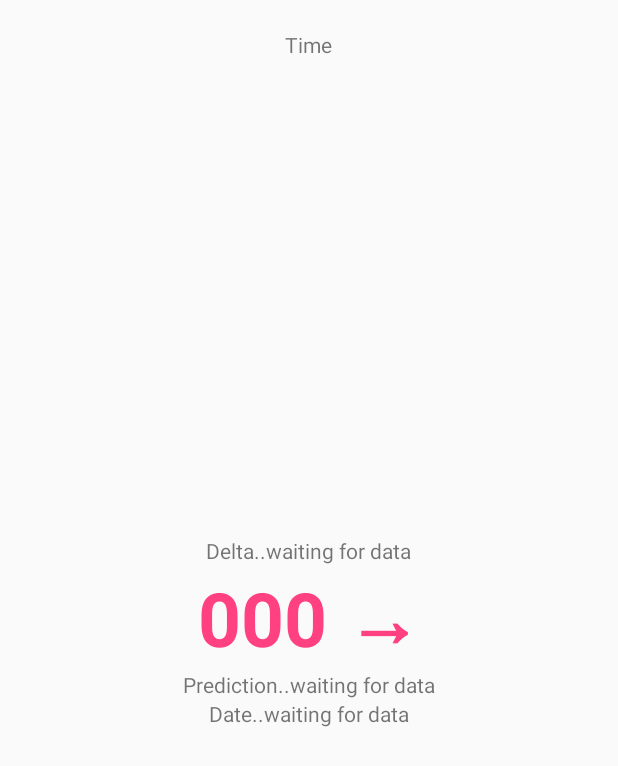
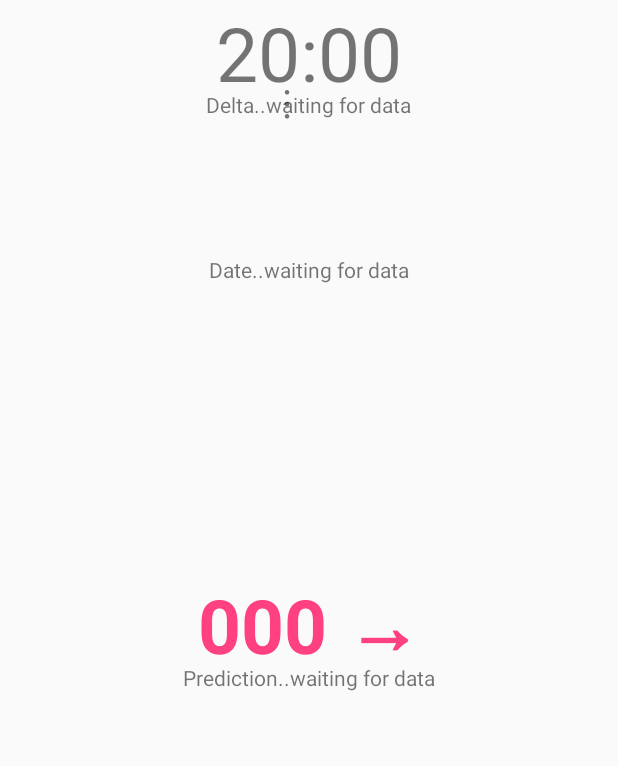
Before and after one commit to Klaus3d3/XdripWidgetForAmazfit-Klaus, an Android app: the layout nightscoout_page.xml on its own in the app's theme, with its tools: preview values and no code run, on a phone screen of 412 x 824 dp. Shown: the top 766 px of the screen. Run offline under Robolectric (Android 15) with nearby library versions, the phone set to English and light mode, and no system bars.

Commit message:
Update
make sure to use this only with my fork of xDrip+. It's not merged into the main master-repository, yet.

```diff
--- a/app/build.gradle
+++ b/app/build.gradle
@@ -30,6 +30,7 @@ dependencies {
     implementation 'xiaofei.library:hermes-eventbus:0.3.0'
     implementation 'com.github.marlonlom:timeago:3.0.2'
     implementation 'com.jakewharton:butterknife:8.8.1'
+    implementation 'com.android.support.constraint:constraint-layout:1.1.2'
     annotationProcessor 'com.jakewharton:butterknife-compiler:8.8.1'
     //implementation files('libs/Launcher.jar')
     implementation files('libs/SpringboardPluginLib.jar')
--- a/app/src/main/AndroidManifest.xml
+++ b/app/src/main/AndroidManifest.xml
@@ -1,14 +1,14 @@
+<?xml version="1.0" encoding="utf-8"?>
 <manifest xmlns:android="http://schemas.android.com/apk/res/android"
+    xmlns:tools="http://schemas.android.com/tools"
     package="com.klaus3d3.xdripwidgetforamazfit"
-    xmlns:tools="http://schemas.android.com/tools"
-
     android:permission="android.permission.RECEIVE_BOOT_COMPLETED">
 
     <uses-sdk tools:overrideLibrary="android.support.wear" />
+
     <uses-permission android:name="android.permission.RECEIVE_BOOT_COMPLETED" />
     <uses-permission android:name="android.permission.WAKE_LOCK" />
-    <uses-permission android:name="android.permission.VIBRATE"/>
-
+    <uses-permission android:name="android.permission.VIBRATE" />
 
     <application
         android:allowBackup="true"
@@ -23,16 +23,21 @@
             <intent-filter>
                 <action android:name="android.intent.action.BOOT_COMPLETED" />
                 <action android:name="android.intent.action.QUICKBOOT_POWERON" />
-                <action android:name="android.intent.action.REBOOT"/>
+                <action android:name="android.intent.action.REBOOT" />
                 <action android:name="android.intent.action.USER_PRESENT" />
+
                 <category android:name="android.intent.category.HOME" />
             </intent-filter>
         </receiver>
 
-        <service android:name=".MainService"></service>
-        <service android:name="xiaofei.library.hermes.HermesService$HermesService0"/>
+        <service android:name=".MainService" />
+        <service android:name="xiaofei.library.hermes.HermesService$HermesService0" />
 
-        <meta-data android:name="com.huami.watch.launcher.springboard.PASSAGER_TARGET" android:resource="@array/spring_depend" />
+        <meta-data
+            android:name="com.huami.watch.launcher.springboard.PASSAGER_TARGET"
+            android:resource="@array/spring_depend" />
+
         <activity android:name="android.support.v7.app.ActionBarActivity" />
     </application>
+
 </manifest>
--- a/app/src/main/java/com/klaus3d3/xdripwidgetforamazfit/Constants.java
+++ b/app/src/main/java/com/klaus3d3/xdripwidgetforamazfit/Constants.java
@@ -20,4 +20,5 @@ public class Constants {
     public static final String ACTION_XDRIP_CANCEL_CONFIRMATION = "xDrip_AlarmCancel";
     public static final String ACTION_Amazfit_Snooze = "Amazfit_Remote_Snooze";
     public static final String ACTION_XDRIP_DATA_CONFIRMATION = "SGVDataConfirmation";
+    public static final String ACTION_XDRIP_COMMUNICATION_CHECK = "Are you there";
 }
--- a/app/src/main/java/com/klaus3d3/xdripwidgetforamazfit/MainService.java
+++ b/app/src/main/java/com/klaus3d3/xdripwidgetforamazfit/MainService.java
@@ -4,11 +4,12 @@ import android.app.Service;
 import android.content.Intent;
 import android.content.Context;
 
+import android.os.PowerManager;
+import android.os.IBinder;
 
-import android.os.IBinder;
 import android.support.annotation.Nullable;
 import android.util.Log;
-import android.widget.Toast;
+
 
 
 import com.klaus3d3.xdripwidgetforamazfit.events.SnoozeRemoteConfirmation;
@@ -26,10 +27,7 @@ import com.klaus3d3.xdripwidgetforamazfit.events.SnoozeEvent;
 import org.greenrobot.eventbus.Subscribe;
 import org.greenrobot.eventbus.ThreadMode;
 
-import java.lang.reflect.Constructor;
-import java.lang.reflect.InvocationTargetException;
-import java.util.HashMap;
-import java.util.Map;
+
 
 import xiaofei.library.hermeseventbus.HermesEventBus;
 
@@ -105,12 +103,17 @@ public class MainService extends Service { //} implements Transporter.ChannelLis
                 {   HermesEventBus.getDefault().post(new xDripAlarm(db));
                     confirm_sgv_data(db.getString("reply_message"));
 
+
                 }
                 if (action.equals(Constants.ACTION_XDRIP_SNOOZE_CONFIRMATION)) HermesEventBus.getDefault().post(new SnoozeRemoteConfirmation(db));
 
                 if (action.equals(Constants.ACTION_XDRIP_CANCEL_CONFIRMATION))
                 {   HermesEventBus.getDefault().post(new xDripCancelConfirmation(db));
                     confirm_sgv_data(db.getString("reply_message"));
+
+                }
+                if (action.equals(Constants.ACTION_XDRIP_COMMUNICATION_CHECK))
+                {   confirm_sgv_data(db.getString("Yes, i am here"));
 
                 }
             }
--- a/app/src/main/java/com/klaus3d3/xdripwidgetforamazfit/springboard/NightscoutPage.java
+++ b/app/src/main/java/com/klaus3d3/xdripwidgetforamazfit/springboard/NightscoutPage.java
@@ -8,11 +8,13 @@ import android.graphics.Paint;
 import android.graphics.drawable.BitmapDrawable;
 import android.os.Bundle;
 import android.util.Log;
+
 import android.view.LayoutInflater;
 import android.view.View;
 import android.widget.Button;
 import android.widget.TextView;
 import android.widget.Toast;
+
 
 import com.klaus3d3.xdripwidgetforamazfit.Constants;
 import com.klaus3d3.xdripwidgetforamazfit.R;
@@ -29,6 +31,7 @@ import com.mikepenz.iconics.Iconics;
 import org.greenrobot.eventbus.Subscribe;
 import org.greenrobot.eventbus.ThreadMode;
 import android.os.Vibrator;
+
 import java.text.SimpleDateFormat;
 import java.util.Calendar;
 import java.util.Date;
@@ -70,7 +73,6 @@ public class NightscoutPage extends AbstractPlugin {
     private String lastspace_mins;
     private String predictiontext;
     private double lastlow_occurs_at;
-
 
 
 
@@ -123,6 +125,7 @@ public class NightscoutPage extends AbstractPlugin {
         this.vibe = (Vibrator) this.mContext.getSystemService(Context.VIBRATOR_SERVICE);
         HermesEventBus.getDefault().post(new SnoozeEvent());
         vibe.cancel();
+
 
     }
 
@@ -348,6 +351,8 @@ public class NightscoutPage extends AbstractPlugin {
         vibe.cancel();
         Toast.makeText(mContext, event.getReply_message(), Toast.LENGTH_LONG).show();
         Snooze_Button.setVisibility(View.INVISIBLE);
+        time.setVisibility(View.VISIBLE);
+
     }
 
     @Subscribe(threadMode = ThreadMode.MAIN)
@@ -355,11 +360,13 @@ public class NightscoutPage extends AbstractPlugin {
         this.vibe = (Vibrator) this.mContext.getSystemService(Context.VIBRATOR_SERVICE);
         vibe.cancel();
         Snooze_Button.setVisibility(View.INVISIBLE);
+        time.setVisibility(View.VISIBLE);
+
     }
 
     @Subscribe(threadMode = ThreadMode.MAIN)
     public void Alarm(xDripAlarm event) {
-
+        this.vibe = (Vibrator) this.mContext.getSystemService(Context.VIBRATOR_SERVICE);
 
         if (event.getuuid()!=null){
 
@@ -368,5 +375,6 @@ public class NightscoutPage extends AbstractPlugin {
         }
         //Toast.makeText(mContext, event.getalarmtext(), Toast.LENGTH_LONG).show();
         Snooze_Button.setVisibility(View.VISIBLE);
+        time.setVisibility(View.INVISIBLE);
     }
 }
--- a/app/src/main/res/layout/nightscoout_page.xml
+++ b/app/src/main/res/layout/nightscoout_page.xml
@@ -10,14 +10,17 @@
     <TextView
         android:id="@+id/nightscout_sgv_textview"
         android:layout_width="300dp"
-        android:layout_height="70dp"
+        android:layout_height="60dp"
+        android:layout_centerHorizontal="true"
         android:layout_centerInParent="true"
+        android:layout_centerVertical="true"
         android:layout_weight="1"
         android:clickable="true"
         android:gravity="center"
         android:text="000 →"
         android:textAlignment="center"
         android:textColor="@color/colorAccent"
+        android:textScaleX="1"
         android:textSize="50sp"
         android:textStyle="bold" />
 
@@ -25,16 +28,18 @@
         android:id="@+id/nightscout_delta_text_view"
         android:layout_width="wrap_content"
         android:layout_height="wrap_content"
-        android:layout_above="@+id/nightscout_sgv_textview"
         android:layout_centerHorizontal="true"
+        android:layout_marginTop="60dp"
         android:text="Delta..waiting for data" />
 
     <TextView
         android:id="@+id/nightscout_date_textview"
         android:layout_width="wrap_content"
         android:layout_height="wrap_content"
-        android:layout_below="@+id/prediction_text"
         android:layout_centerHorizontal="true"
+        android:layout_centerInParent="false"
+        android:layout_centerVertical="false"
+        android:layout_marginTop="170dp"
         android:text="Date..waiting for data" />
 
     <Button
@@ -45,7 +50,8 @@
         android:layout_marginLeft="0dp"
         android:layout_marginTop="-22dp"
         android:width="130dp"
-        android:height="70dp"
+        android:height="90dp"
+        android:alpha="1"
         android:autoText="false"
         android:backgroundTint="@android:color/holo_orange_light"
         android:paddingBottom="0dp"
@@ -54,9 +60,11 @@
         android:paddingTop="40dp"
         android:rotationX="0"
         android:rotationY="0"
+        android:singleLine="false"
         android:text="Snooze"
         android:textAlignment="center"
         android:textColor="@android:color/black"
+        android:textIsSelectable="false"
         android:visibility="invisible" />
 
     <TextView
@@ -72,11 +80,26 @@
     <TextView
         android:id="@+id/time"
         android:layout_width="wrap_content"
+        android:layout_height="55dp"
+        android:layout_centerHorizontal="true"
+        android:layout_margin="11dp"
+        android:autoText="false"
+        android:text="20:00"
+        android:textAllCaps="false"
+        android:textSize="50sp"
+        android:translationY="-10dp" />
+
+    <TextView
+        android:id="@+id/Menu_Button"
+        android:layout_width="wrap_content"
         android:layout_height="wrap_content"
-        android:layout_centerHorizontal="true"
-        android:layout_margin="20dp"
-        android:autoText="false"
-        android:text="Time"
-        android:textAllCaps="false" />
+        android:layout_marginLeft="195dp"
+        android:layout_marginTop="60dp"
+        android:clickable="true"
+        android:rotation="90"
+        android:rotationX="0"
+        android:scaleX="2"
+        android:scaleY="2"
+        android:text="..." />
 
 </RelativeLayout>
```
